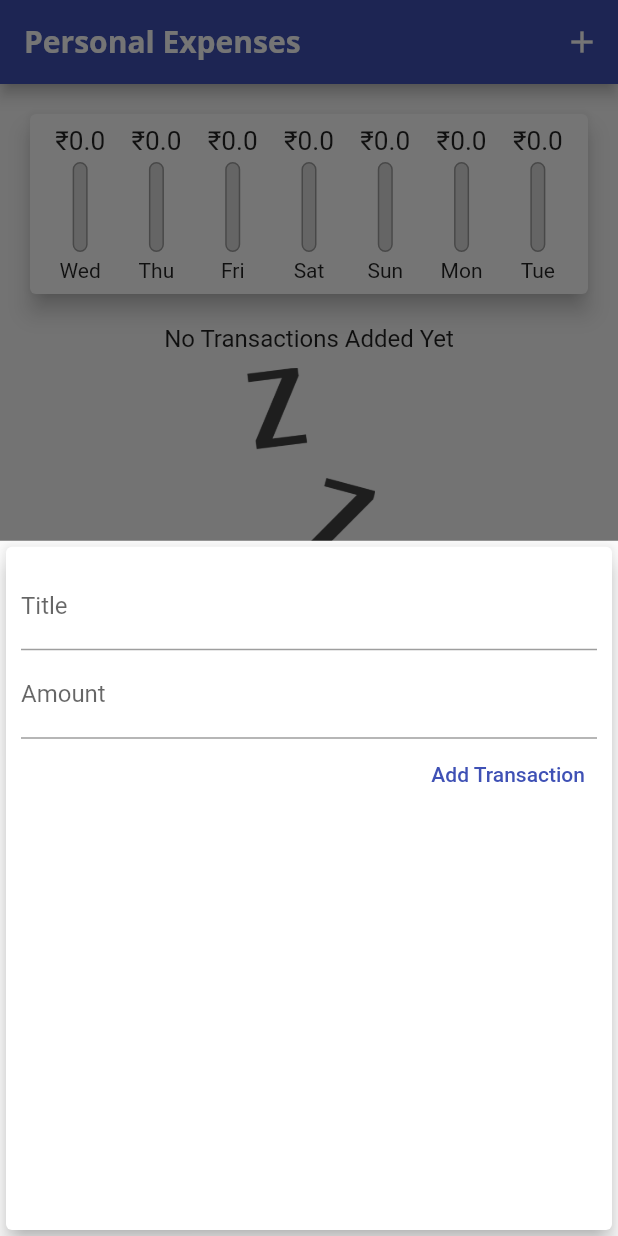
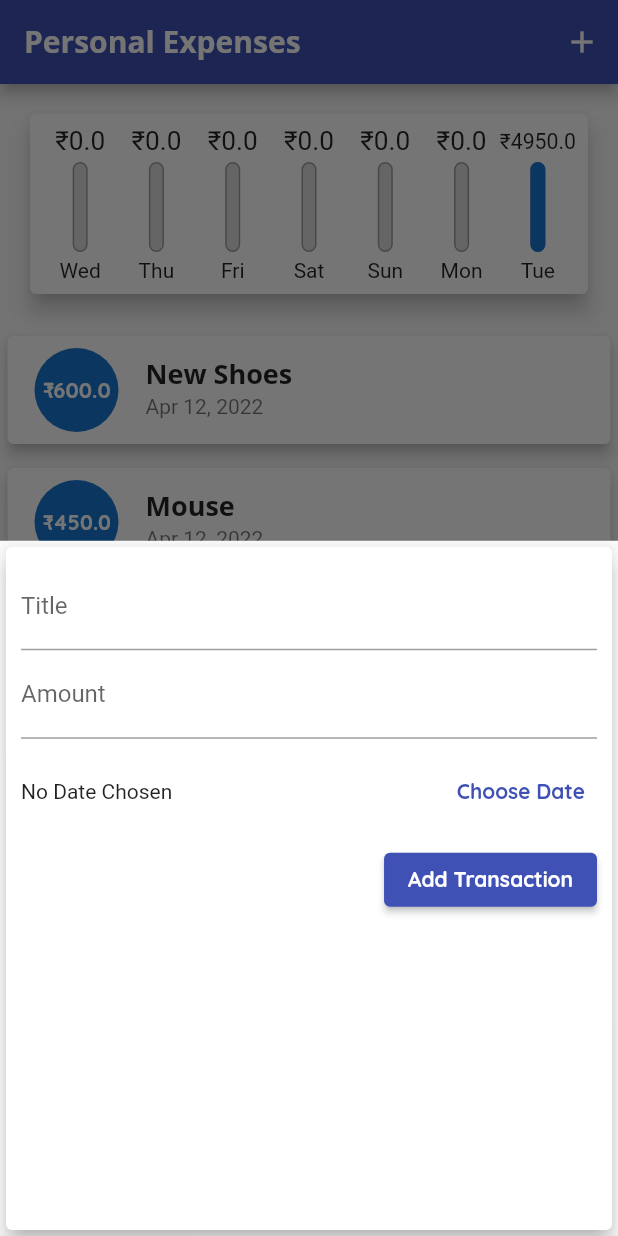
Before and after one commit to satyamnoob/Personal-Expenses-App, a Flutter app: the screen it shows after launch, after a tap on the "add" icon, on a phone screen of 412 x 824 dp. Run offline on Flutter 3.47's test engine with Material 2 defaults, Android fonts, the phone set to English and light mode, and no system bars.

Commit message:
Date Picker Added

```diff
--- a/lib/main.dart
+++ b/lib/main.dart
@@ -20,12 +20,12 @@
         ),
         fontFamily: 'Quicksand',
         textTheme: ThemeData.light().textTheme.copyWith(
-              headline6: TextStyle(
-                fontFamily: 'OpenSans',
-                fontWeight: FontWeight.bold,
-                fontSize: 18,
-              ),
+            headline6: TextStyle(
+              fontFamily: 'OpenSans',
+              fontWeight: FontWeight.bold,
+              fontSize: 18,
             ),
+            button: TextStyle(color: Colors.white)),
         appBarTheme: AppBarTheme(
           titleTextStyle: TextStyle(
             fontFamily: 'OpenSans',
@@ -47,60 +47,60 @@
 class _MyHomePageState extends State<MyHomePage> {
   // String? titleInput;
   final List<Transaction> _userTransactions = [
-    // Transaction(
-    //   id: 't1',
-    //   title: "New Shoes",
-    //   amount: 600,
-    //   date: DateTime.now(),
-    // ),
-    // Transaction(
-    //   id: 't2',
-    //   title: "Mouse",
-    //   amount: 450,
-    //   date: DateTime.now(),
-    // ),
-    // Transaction(
-    //   id: 't1',
-    //   title: "New Shoes",
-    //   amount: 600,
-    //   date: DateTime.now(),
-    // ),
-    // Transaction(
-    //   id: 't1',
-    //   title: "New Shoes",
-    //   amount: 600,
-    //   date: DateTime.now(),
-    // ),
-    // Transaction(
-    //   id: 't2',
-    //   title: "Mouse",
-    //   amount: 450,
-    //   date: DateTime.now(),
-    // ),
-    // Transaction(
-    //   id: 't1',
-    //   title: "New Shoes",
-    //   amount: 600,
-    //   date: DateTime.now(),
-    // ),
-    // Transaction(
-    //   id: 't1',
-    //   title: "New Shoes",
-    //   amount: 600,
-    //   date: DateTime.now(),
-    // ),
-    // Transaction(
-    //   id: 't2',
-    //   title: "Mouse",
-    //   amount: 450,
-    //   date: DateTime.now(),
-    // ),
-    // Transaction(
-    //   id: 't1',
-    //   title: "New Shoes",
-    //   amount: 600,
-    //   date: DateTime.now(),
-    // ),
+    Transaction(
+      id: 't1',
+      title: "New Shoes",
+      amount: 600,
+      date: DateTime.now(),
+    ),
+    Transaction(
+      id: 't2',
+      title: "Mouse",
+      amount: 450,
+      date: DateTime.now(),
+    ),
+    Transaction(
+      id: 't1',
+      title: "New Shoes",
+      amount: 600,
+      date: DateTime.now(),
+    ),
+    Transaction(
+      id: 't1',
+      title: "New Shoes",
+      amount: 600,
+      date: DateTime.now(),
+    ),
+    Transaction(
+      id: 't2',
+      title: "Mouse",
+      amount: 450,
+      date: DateTime.now(),
+    ),
+    Transaction(
+      id: 't1',
+      title: "New Shoes",
+      amount: 600,
+      date: DateTime.now(),
+    ),
+    Transaction(
+      id: 't1',
+      title: "New Shoes",
+      amount: 600,
+      date: DateTime.now(),
+    ),
+    Transaction(
+      id: 't2',
+      title: "Mouse",
+      amount: 450,
+      date: DateTime.now(),
+    ),
+    Transaction(
+      id: 't1',
+      title: "New Shoes",
+      amount: 600,
+      date: DateTime.now(),
+    ),
   ];
 
   List<Transaction> get _recentTransactions {
@@ -113,12 +113,12 @@
     }).toList();
   }
 
-  void _addNewTransaction(String title, double amount) {
+  void _addNewTransaction(String title, double amount, DateTime chosenDate) {
     final newTx = Transaction(
-      id: DateTime.now().toString(),
+      id: chosenDate.toString(),
       title: title,
       amount: amount,
-      date: DateTime.now(),
+      date: chosenDate,
     );
 
     setState(() {
--- a/lib/widgets/chart_bar.dart
+++ b/lib/widgets/chart_bar.dart
@@ -32,12 +32,15 @@
                   borderRadius: BorderRadius.circular(10),
                 ),
               ),
-              FractionallySizedBox(
-                heightFactor: spendingPctOfTotal,
-                child: Container(
-                  decoration: BoxDecoration(
-                    color: Theme.of(context).primaryColorDark,
-                    borderRadius: BorderRadius.circular(10),
+              Align(
+                alignment: Alignment.bottomCenter,
+                child: FractionallySizedBox(
+                  heightFactor: spendingPctOfTotal,
+                  child: Container(
+                    decoration: BoxDecoration(
+                      color: Theme.of(context).primaryColorDark,
+                      borderRadius: BorderRadius.circular(10),
+                    ),
                   ),
                 ),
               )
--- a/lib/widgets/new_transaction.dart
+++ b/lib/widgets/new_transaction.dart
@@ -1,4 +1,5 @@
 import 'package:flutter/material.dart';
+import 'package:intl/intl.dart';
 
 class NewTransaction extends StatefulWidget {
   final Function addTx;
@@ -10,19 +11,39 @@
 }
 
 class _NewTransactionState extends State<NewTransaction> {
-  final titleController = TextEditingController();
+  final _titleController = TextEditingController();
+  final _amountController = TextEditingController();
+  DateTime? _selectedDate;
 
-  final amountController = TextEditingController();
-
-  void submitData() {
-    final enteredTitle = titleController.text;
-    final enteredAmount = double.parse(amountController.text);
-    if (enteredTitle.isEmpty || enteredAmount <= 0) return;
+  void _submitData() {
+    if (_amountController.text.isEmpty) {
+      return;
+    }
+    final enteredTitle = _titleController.text;
+    final enteredAmount = double.parse(_amountController.text);
+    if (enteredTitle.isEmpty || enteredAmount <= 0 || _selectedDate == null) {
+      return;
+    }
     widget.addTx(
       enteredTitle,
       enteredAmount,
+      _selectedDate,
     );
     Navigator.of(context).pop();
+  }
+
+  void _presentDatePicker() {
+    showDatePicker(
+            context: context,
+            initialDate: DateTime.now(),
+            firstDate: DateTime(2022),
+            lastDate: DateTime.now())
+        .then((pickedDate) {
+      if (pickedDate == null) return;
+      setState(() {
+        _selectedDate = pickedDate;
+      });
+    });
   }
 
   @override
@@ -35,29 +56,53 @@
           children: [
             TextField(
               decoration: InputDecoration(labelText: 'Title'),
-              controller: titleController,
-              onSubmitted: (_) => submitData(),
+              controller: _titleController,
+              onSubmitted: (_) => _submitData(),
               // onChanged: (value) {
               //   titleInput = value;
               // },
             ),
             TextField(
               decoration: InputDecoration(labelText: 'Amount'),
-              controller: amountController,
+              controller: _amountController,
               keyboardType: TextInputType.number,
-              onSubmitted: (_) => submitData(),
+              onSubmitted: (_) => _submitData(),
               // onChanged: (value) {
               //   amountInput = value;
               // },
             ),
+            Container(
+              height: 70,
+              child: Row(
+                children: [
+                  Expanded(
+                    child: Text(
+                      _selectedDate == null
+                          ? "No Date Chosen"
+                          : ('Picked Date: ${DateFormat.yMd().format(_selectedDate as DateTime)}'),
+                    ),
+                  ),
+                  TextButton(
+                    onPressed: _presentDatePicker,
+                    child: Text(
+                      "Choose Date",
+                      style: TextStyle(fontWeight: FontWeight.bold),
+                    ),
+                  )
+                ],
+              ),
+            ),
             Align(
               alignment: Alignment.topRight,
-              child: TextButton(
-                onPressed: submitData,
+              child: ElevatedButton(
+                onPressed: _submitData,
                 style: TextButton.styleFrom(
-                  primary: Colors.indigo,
+                  primary: Theme.of(context).textTheme.button!.color,
                 ),
-                child: Text('Add Transaction'),
+                child: Text(
+                  'Add Transaction',
+                  style: TextStyle(fontWeight: FontWeight.bold),
+                ),
               ),
             )
           ],
```
